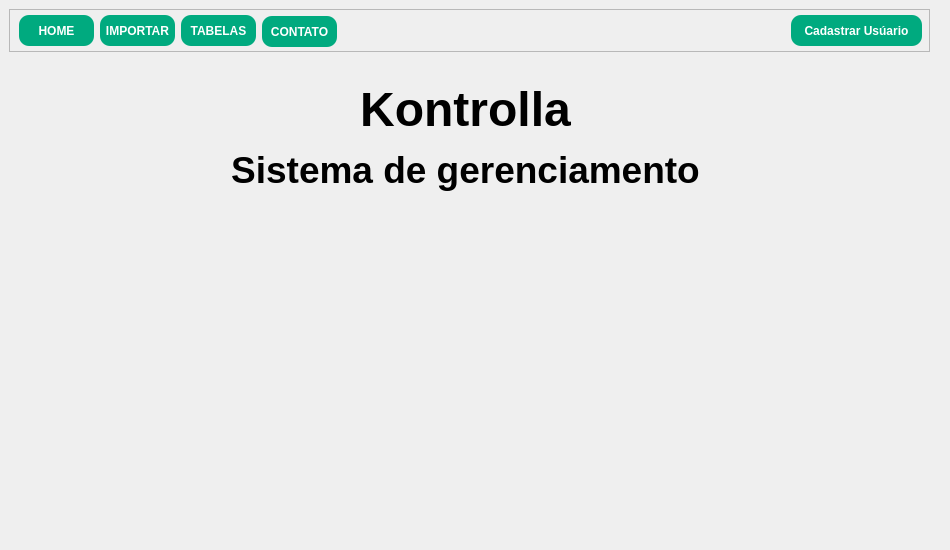
zaleoz1/Software-de-Gerenciamento-, file main.ui: the form before one commit.
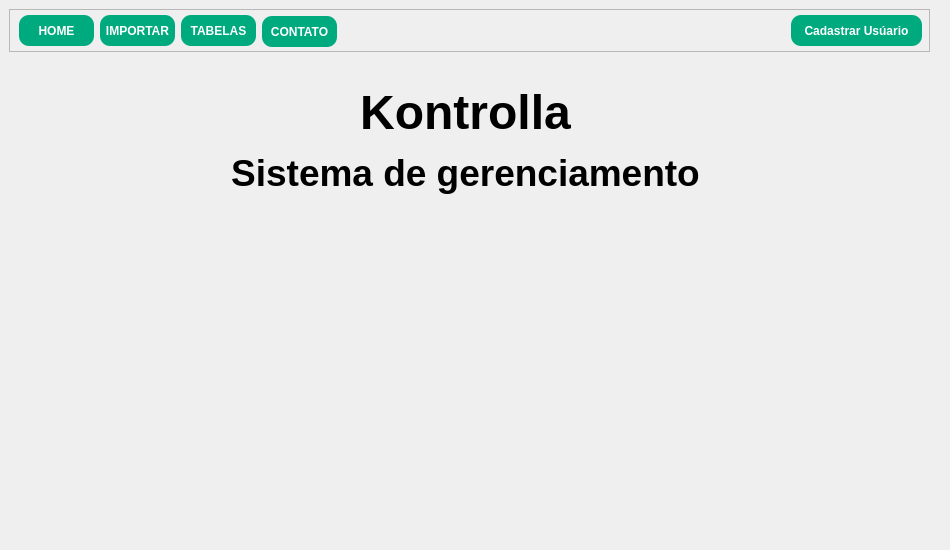
The form after the commit. The open tabs and pages were chosen to show the change. Icons and pictures are not drawn.

Diff of the .ui file:
```diff
--- a/main.ui
+++ b/main.ui
@@ -207,9 +207,9 @@
       <property name="geometry">
        <rect>
         <x>10</x>
-        <y>20</y>
+        <y>10</y>
         <width>911</width>
-        <height>115</height>
+        <height>141</height>
        </rect>
       </property>
       <property name="styleSheet">
```
Left out of the diff: 54 changed lines with no effect on the pictures.
